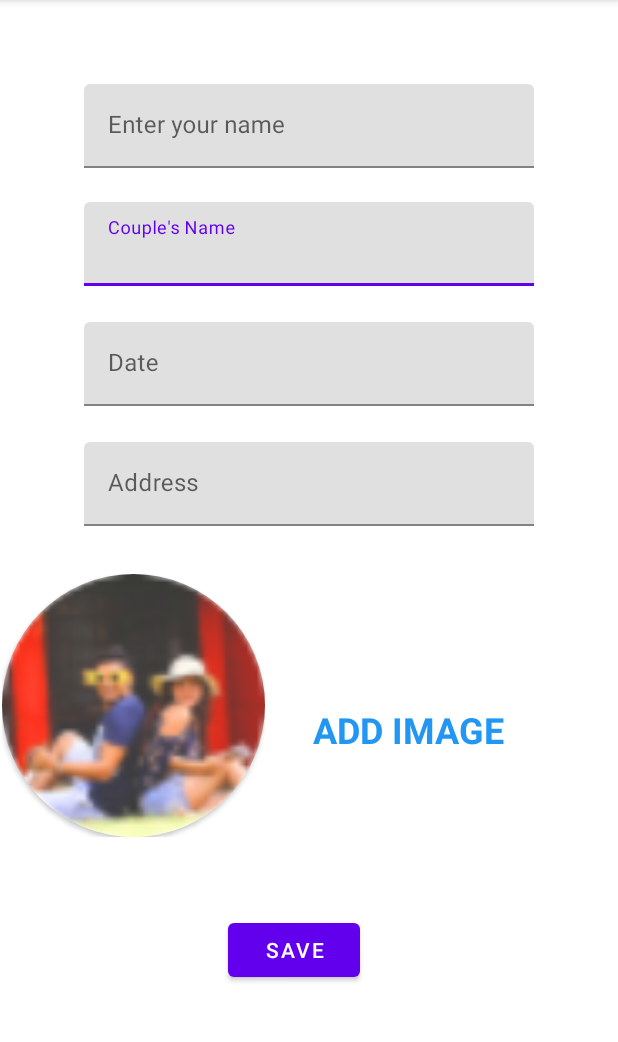
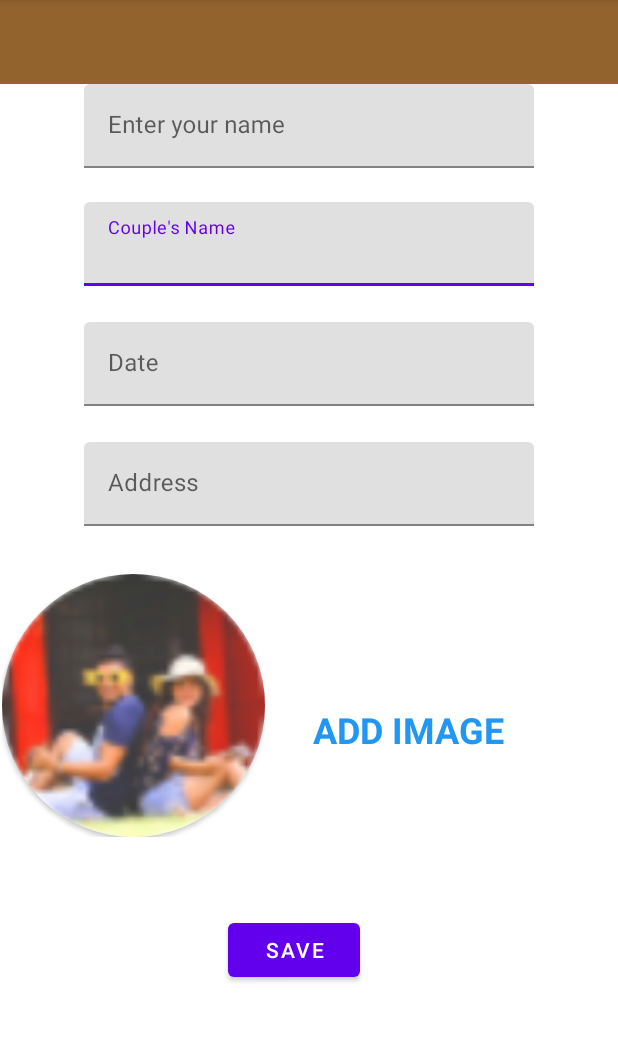
Before and after one commit to anshu960/WedIng, an Android app: the screen it shows after launch (ContentActivity), after a tap on an icon or button, on a phone screen of 412 x 824 dp, the part 84-1126 px from its top. Run offline under Robolectric (Android 15) with nearby library versions, the phone set to English and light mode, and no system bars; libraries missing offline, so code that uses them is left out: com.karumi.dexter.

```diff
--- a/app/src/main/java/com/example/weding/activity/WedinActivity.kt
+++ b/app/src/main/java/com/example/weding/activity/WedinActivity.kt
@@ -10,7 +10,6 @@ import android.widget.Adapter
 import androidx.recyclerview.widget.LinearLayoutManager
 import com.example.weding.R
 import com.example.weding.activity.database.DataEvent
-import kotlinx.android.synthetic.main.activity_content.*
 import kotlinx.android.synthetic.main.activity_wedin.*
 
 
@@ -48,7 +47,7 @@ class WedinActivity : AppCompatActivity() {
         supportActionBar!!.hide()
         val list = ArrayList<DataEvent>()
         val adapterevent: Adapter?
-        edit_floating_button.setOnClickListener { view ->
+        edit_floating_button.setOnClickListener {
             val intent = Intent(this, ContentActivity::class.java)
             startActivity(intent)
         }
--- a/app/src/main/res/layout/activity_content.xml
+++ b/app/src/main/res/layout/activity_content.xml
@@ -11,6 +11,7 @@
         android:id="@+id/toolBar"
         android:layout_width="match_parent"
         android:layout_height="?attr/actionBarSize"
+        android:background="@color/head"
         app:layout_constraintEnd_toEndOf="parent"
         app:layout_constraintTop_toTopOf="parent" />
 
```
